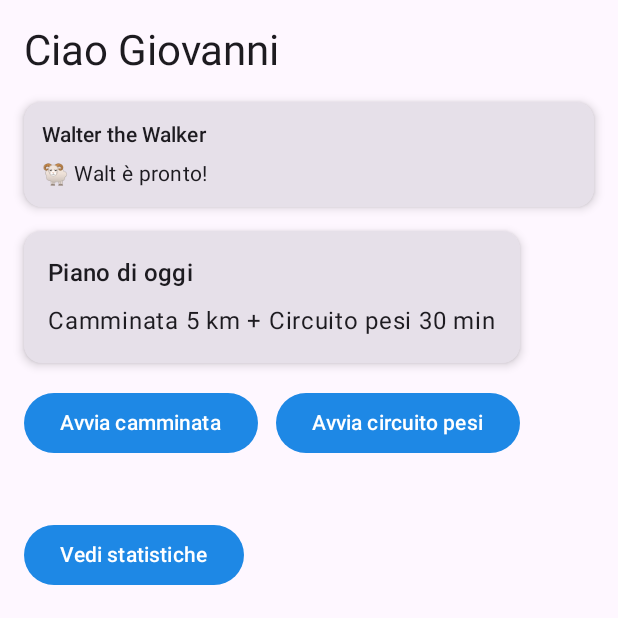
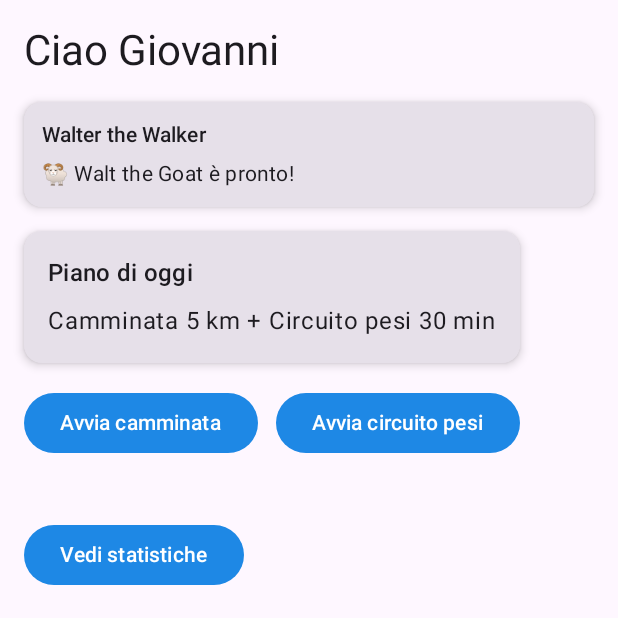
Before and after one commit to Lollo44/Zio, an Android app built with Jetpack Compose: the HomeScreen screen opened through its navigation route, on a phone screen of 412 x 824 dp, the top half of it. Run offline under Robolectric (Android 15) with nearby library versions, the phone set to English and light mode, and no system bars.

Commit message:
fix: keep app name and clarify Walt mascot identity
Co-authored-by: Lollo44 <249847053+Lollo44@users.noreply.github.com>

```diff
--- a/app/src/main/java/com/nonnoworkout/ui/components/WalterMascotCard.kt
+++ b/app/src/main/java/com/nonnoworkout/ui/components/WalterMascotCard.kt
@@ -22,7 +22,7 @@ fun WalterMascotCard(
     modifier: Modifier = Modifier
 ) {
     val mood = when (state) {
-        WalterMascotState.Idle -> "🐏 Walt è pronto!"
+        WalterMascotState.Idle -> "🐏 Walt the Goat è pronto!"
         WalterMascotState.Walking -> "🚶‍♂️ Walt cammina con te!"
         WalterMascotState.Flexing -> "💪 Walt ti dà energia!"
         WalterMascotState.Trophy -> "🏆 Grande! Walt festeggia!"
--- a/app/src/main/java/com/nonnoworkout/ui/screens/OnboardingScreen.kt
+++ b/app/src/main/java/com/nonnoworkout/ui/screens/OnboardingScreen.kt
@@ -26,7 +26,7 @@ fun OnboardingScreen(onCreatePlan: () -> Unit) {
         verticalArrangement = Arrangement.SpaceBetween
     ) {
         Column(verticalArrangement = Arrangement.spacedBy(12.dp)) {
-            Text(text = "Benvenuto in Walter the Walker", style = MaterialTheme.typography.headlineSmall)
+            Text(text = "Benvenuto in Nonno Workout", style = MaterialTheme.typography.headlineSmall)
             WalterMascotCard(state = WalterMascotState.Idle)
         }
 
```
